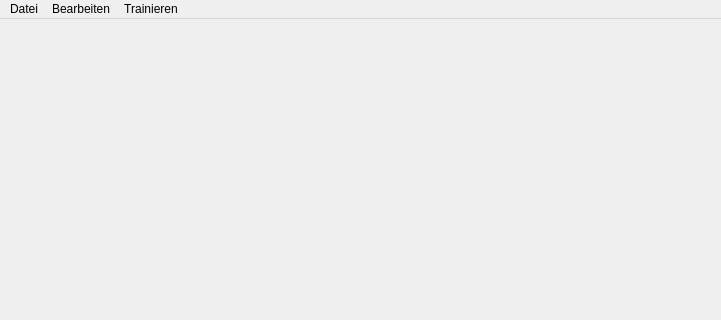
The window that mainwindow.ui (OliverSuchan/EasyAI) describes before a commit, drawn with Qt 5; both pictures show x 0 to 721 and y 0 to 320 of the 721 by 474 pixel window.
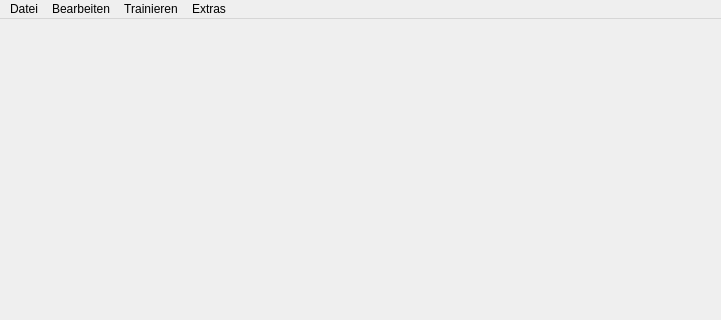
The same window after the commit.

```diff
--- a/mainwindow.ui
+++ b/mainwindow.ui
@@ -45,9 +45,16 @@
     <addaction name="actionSpeichern"/>
     <addaction name="actionLaden"/>
    </widget>
+   <widget class="QMenu" name="menuExtras">
+    <property name="title">
+     <string>Extras</string>
+    </property>
+    <addaction name="actionBerechne_Ausgabe"/>
+   </widget>
    <addaction name="menuDatei"/>
    <addaction name="menuBearbeiten"/>
    <addaction name="menuTrainieren"/>
+   <addaction name="menuExtras"/>
   </widget>
   <action name="actionF_ge_Schicht_hinzu">
    <property name="text">
```
Left out of the diff: 5 changed lines with no effect on the pictures.
